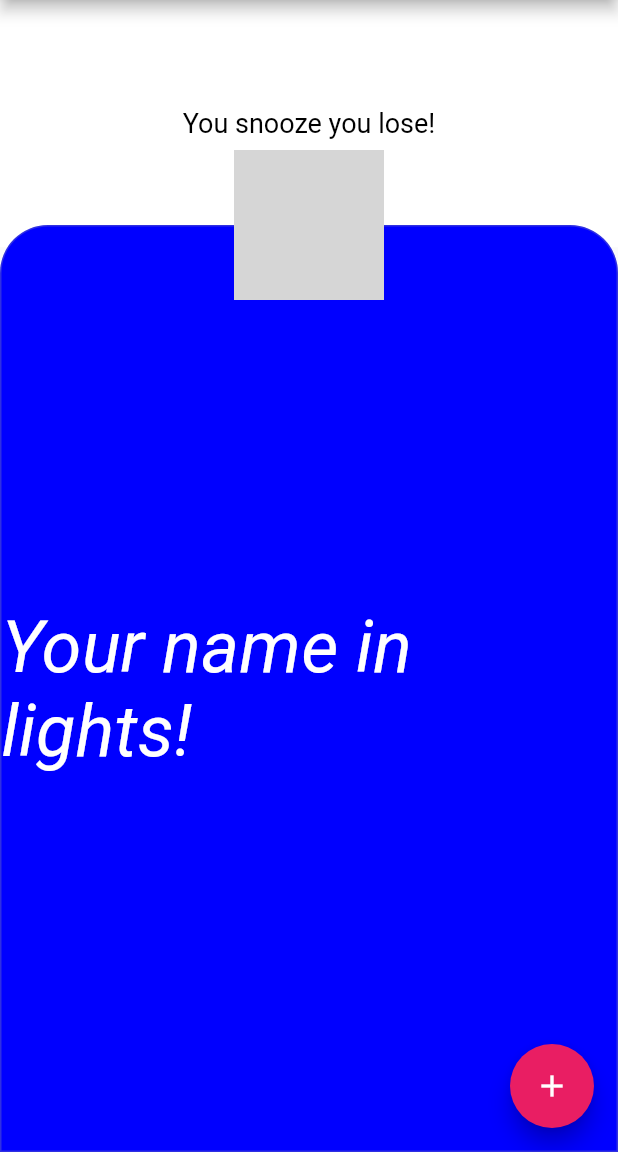
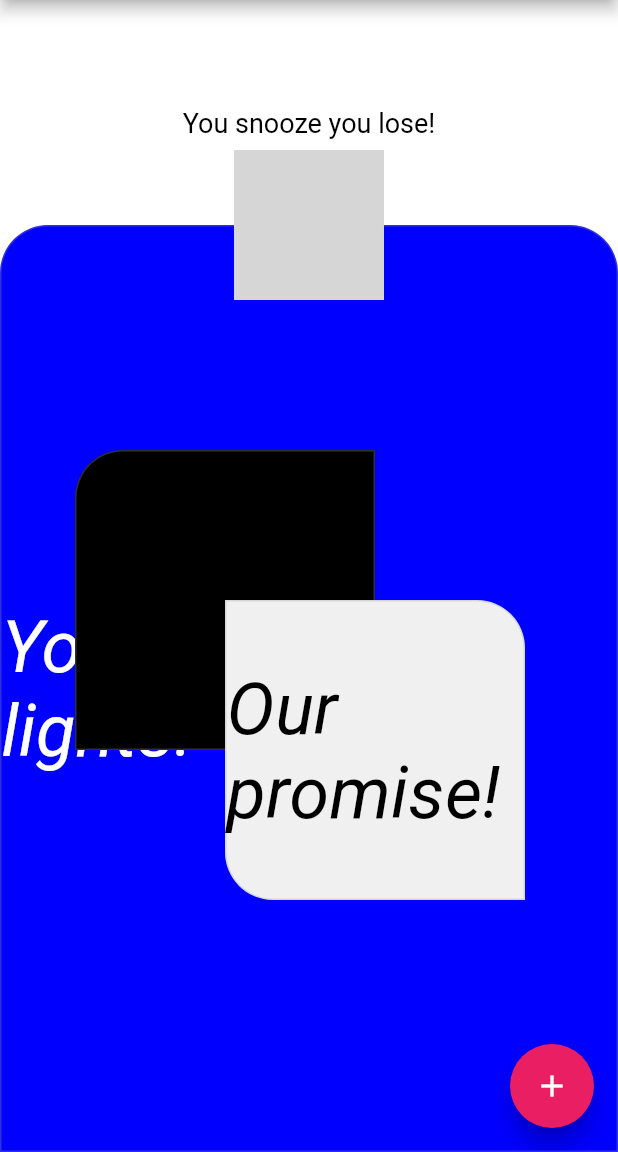
Before and after one commit to IanDarwin/fluttersrc, a Flutter app: the screen it shows after launch, on a phone screen of 412 x 824 dp, the part 84-1236 px from its top. Run offline on Flutter 3.47's test engine with Material 2 defaults, Android fonts, the light colour scheme and no system bars; our stand-ins replace google_fonts; network calls fail; Roboto replaces fonts that are missing (Explora); grey boxes are pictures that could not be loaded.

Commit message:
Add more color splotches

```diff
--- a/stack_rounded/lib/main.dart
+++ b/stack_rounded/lib/main.dart
@@ -75,7 +75,7 @@ class _MyHomePageState extends State<MyHomePage> {
                     color: Colors.black))),
           ),
 
-	        // The large blue box with rounded top
+          // Large blue box with rounded top
           Container(
             margin: const EdgeInsets.fromLTRB(0, 150, 0, 0),
             padding: const EdgeInsets.all(0),
@@ -87,14 +87,49 @@ class _MyHomePageState extends State<MyHomePage> {
               borderRadius:borderRadiusTop,
               border:Border.all(color:Color(0x4d9e9e9e),width:1),
             ),
-            child: Center(child:
-            Text("Your name in lights!",
+            child: Center(child: Text("Your name in lights!",
                 style: GoogleFonts.explora(
                     textStyle: Theme.of(context).textTheme.headline4,
                     fontSize: 48,
                     fontWeight: FontWeight.w400,
                     fontStyle: FontStyle.italic,
                     color: Colors.white))
+            ),
+          ),
+
+          // Dark box with opposite-rounded corners
+          Container(
+            margin: const EdgeInsets.fromLTRB(50, 300, 0, 0),
+            padding: const EdgeInsets.all(0),
+            height: 200,
+            width:  200,
+            decoration: BoxDecoration(
+              color:const Color(0xff000000),
+              shape:BoxShape.rectangle,
+              borderRadius: borderRadiusDropLeft,
+              border:Border.all(color:Color(0x4d9e9e9e),width:1),
+            ),
+          ),
+
+          // Medium off-white box with opposite-rounded corners
+          Container(
+            margin: const EdgeInsets.fromLTRB(150, 400, 0, 0),
+            padding: const EdgeInsets.all(0),
+            height: 200,
+            width:  200,
+            decoration: BoxDecoration(
+              color:const Color(0xfff0f0f0),
+              shape:BoxShape.rectangle,
+              borderRadius: borderRadiusDropRight,
+              border:Border.all(color:Color(0x4d9e9e9e),width:1),
+            ),
+            child: Center(child: Text("Our promise!",
+                style: GoogleFonts.explora(
+                    textStyle: Theme.of(context).textTheme.headline4,
+                    fontSize: 48,
+                    fontWeight: FontWeight.w400,
+                    fontStyle: FontStyle.italic,
+                    color: Colors.black))
             ),
           ),
 
```
Lines whose indentation alone changed are shown as unchanged.
